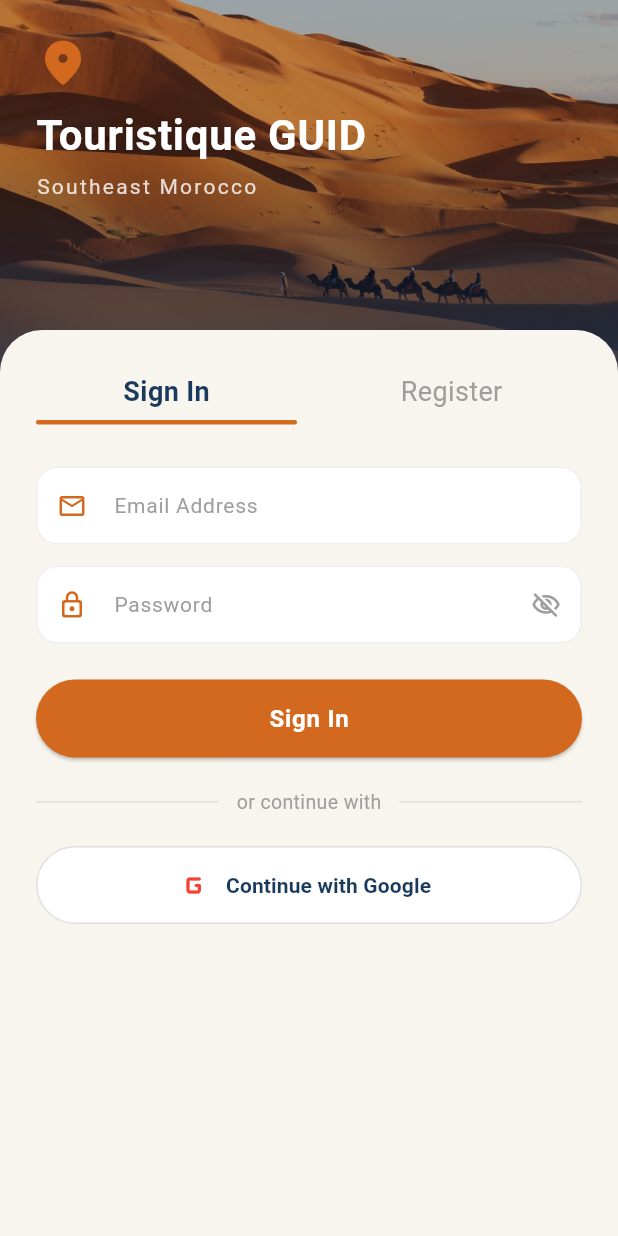
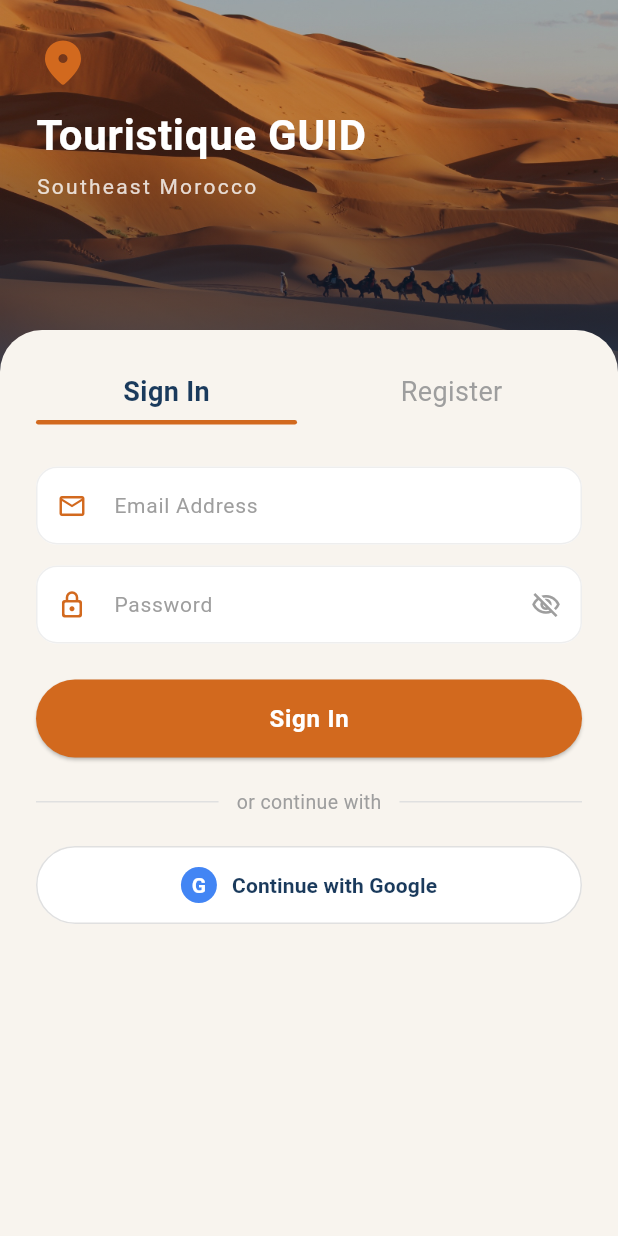
Before and after one commit to MbOXac/Touristique-GUID, a Flutter app: the screen it shows after launch, on a phone screen of 412 x 824 dp. Run offline on Flutter 3.47's test engine with Material 3 defaults, Android fonts, the phone set to English and light mode, and no system bars; our stand-ins replace cloud_firestore, firebase_auth, firebase_core, google_sign_in; accounts and stored records are empty.

Commit message:
fix: replace placeholder Google icon with branded G badge on login page
Agent-Logs-Url: https://github.com/MbOXac/Touristique-GUID/sessions/7f81aede-efab-4439-8f7d-4deb62aebea3

Co-authored-by: MbOXac <150086986+MbOXac@users.noreply.github.com>

```diff
--- a/lib/screens/login_page.dart
+++ b/lib/screens/login_page.dart
@@ -318,17 +318,39 @@ class _LoginPageState extends State<LoginPage> {
                         // Google sign-in button
                         SizedBox(
                           height: 52,
-                          child: OutlinedButton.icon(
+                          child: OutlinedButton(
                             onPressed: signInWithGoogle,
-                            icon: const Icon(Icons.g_mobiledata_rounded, size: 26, color: Colors.red),
-                            label: const Text(
-                              'Continue with Google',
-                              style: TextStyle(fontWeight: FontWeight.w600, color: AppTheme.deepBlue),
-                            ),
                             style: OutlinedButton.styleFrom(
                               side: BorderSide(color: Colors.grey.shade300),
                               backgroundColor: Colors.white,
                               shape: RoundedRectangleBorder(borderRadius: BorderRadius.circular(30)),
+                            ),
+                            child: Row(
+                              mainAxisAlignment: MainAxisAlignment.center,
+                              children: [
+                                Container(
+                                  width: 24,
+                                  height: 24,
+                                  decoration: const BoxDecoration(
+                                    color: Color(0xFF4285F4),
+                                    shape: BoxShape.circle,
+                                  ),
+                                  alignment: Alignment.center,
+                                  child: const Text(
+                                    'G',
+                                    style: TextStyle(
+                                      color: Colors.white,
+                                      fontSize: 14,
+                                      fontWeight: FontWeight.bold,
+                                    ),
+                                  ),
+                                ),
+                                const SizedBox(width: 10),
+                                const Text(
+                                  'Continue with Google',
+                                  style: TextStyle(fontWeight: FontWeight.w600, color: AppTheme.deepBlue),
+                                ),
+                              ],
                             ),
                           ),
                         ),
```
